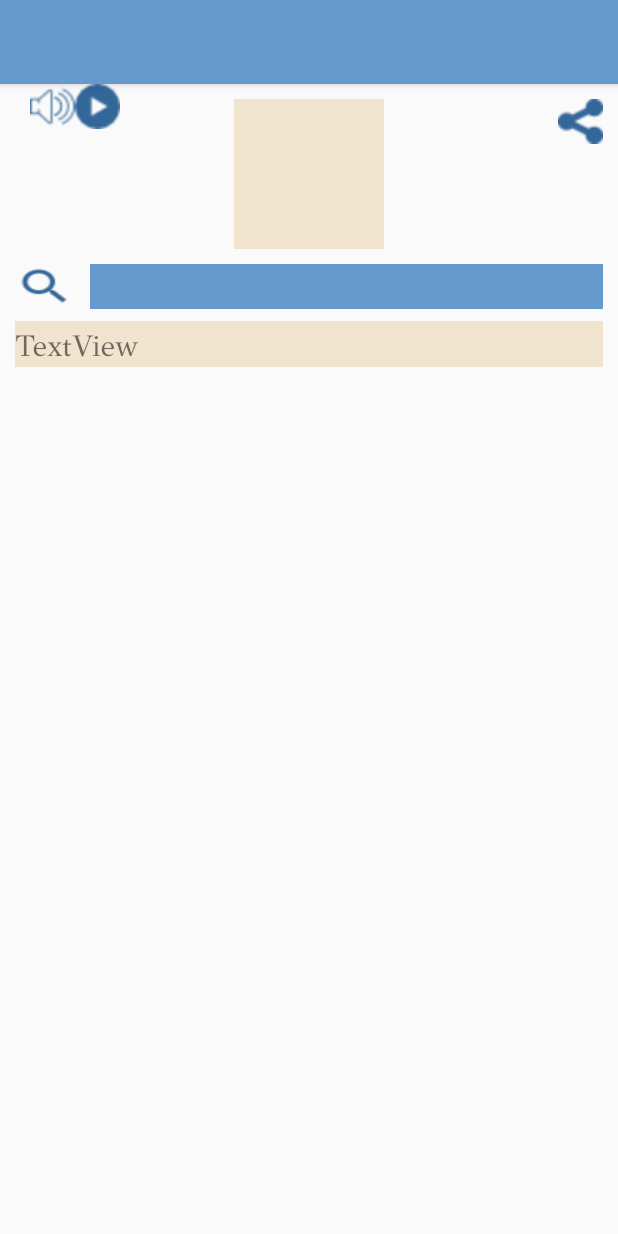
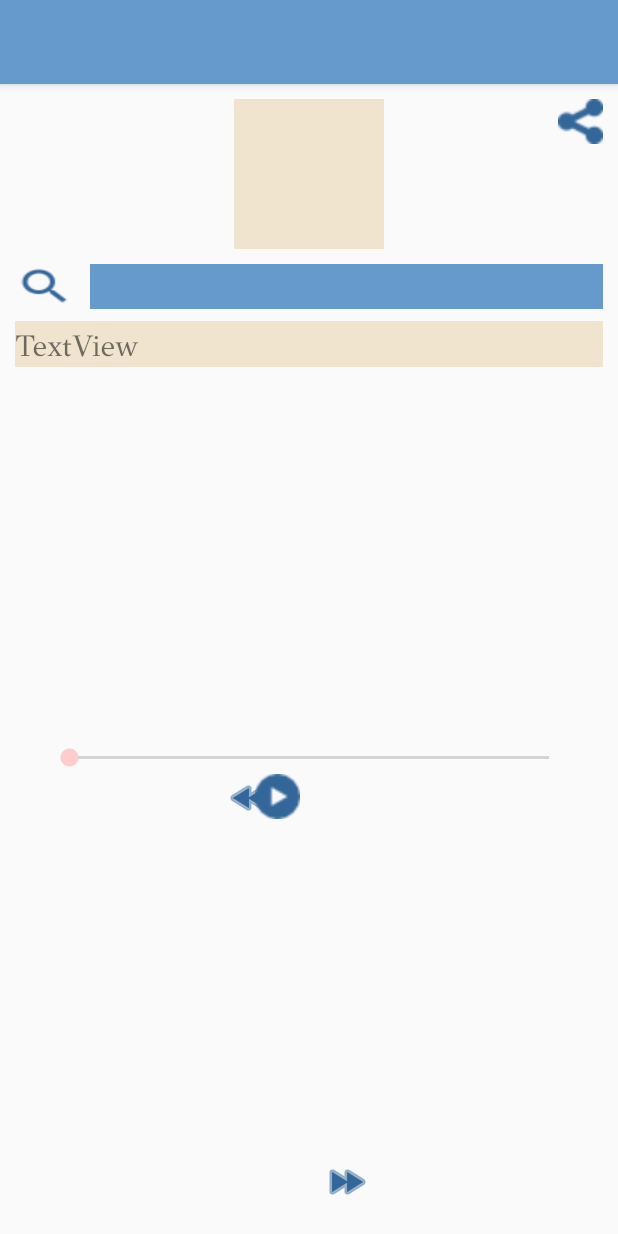
Before and after one commit to Finansal-BT-Projesi/Stenbo, an Android app: the StoryActivity screen opened directly, with no data from a screen before it, on a phone screen of 412 x 824 dp. Run offline under Robolectric (Android 15) with nearby library versions, the light colour scheme and no system bars; our stand-ins replace Firebase (no records; nobody signed in at launch, a user with empty details on screens opened directly); pictures from the network do not load; 2 statements that could not run were skipped.

Commit message:
Media Player Özelliği Eklendi

```diff
--- a/app/src/main/java/com/finansal/bt/project/StoryActivity.java
+++ b/app/src/main/java/com/finansal/bt/project/StoryActivity.java
@@ -4,8 +4,11 @@ import android.app.ActionBar;
 import android.app.Dialog;
 import android.content.Context;
 import android.graphics.Typeface;
+import android.media.AudioManager;
+import android.media.MediaPlayer;
 import android.net.Uri;
 import android.os.AsyncTask;
+import android.os.Handler;
 import android.provider.ContactsContract;
 import android.support.v7.app.AppCompatActivity;
 import android.os.Bundle;
@@ -16,7 +19,9 @@ import android.util.Log;
 import android.view.View;
 import android.widget.Button;
 import android.widget.EditText;
+import android.widget.ImageButton;
 import android.widget.ImageView;
+import android.widget.SeekBar;
 import android.widget.TextView;
 import android.widget.Toast;
 import android.widget.Toolbar;
@@ -41,6 +46,7 @@ import java.io.InputStreamReader;
 import java.net.HttpURLConnection;
 import java.net.MalformedURLException;
 import java.net.URL;
+import java.util.concurrent.TimeUnit;
 
 
 public class StoryActivity extends AppCompatActivity {
@@ -56,6 +62,17 @@ public class StoryActivity extends AppCompatActivity {
     String resultString,sozcuk;
     Typeface tf1,tf2;
     ImageView img;
+    private MediaPlayer mediaPlayer;
+    private double startTime = 0;
+    private double finalTime = 0;
+    private Handler myHandler = new Handler();;
+    private int forwardTime = 5000;
+    private int backwardTime = 5000;
+    private SeekBar seekbar;
+    private Button play;
+    String myUri;
+    int start=0,lenght=0;
+    public static int oneTimeOnly = 0;
 
 
     @Override
@@ -66,6 +83,7 @@ public class StoryActivity extends AppCompatActivity {
         Bundle extras=getIntent().getExtras();
         String toolbarBaslik=extras.getString("baslik");
         img=(ImageView)findViewById(R.id.imageView2);
+        seekbar = (SeekBar)findViewById(R.id.seekBar1);
 
         icerik=(TextView)findViewById(R.id.icerik);
         tf1=Typeface.createFromAsset(getAssets(), "fonts/gfs.ttf");
@@ -106,6 +124,88 @@ public class StoryActivity extends AppCompatActivity {
                Glide.with(StoryActivity.this).load(uri.toString()).into(img);
             }
         });
+        StorageReference storageRef1=storage.getReferenceFromUrl("gs://stenbo-78fc7.appspot.com/"+toolbarBaslik+".mp3");
+        storageRef1.getDownloadUrl().addOnSuccessListener(new OnSuccessListener<Uri>() {
+            @Override
+            public void onSuccess(Uri uri) {
+                myUri=uri.toString();
+            }
+        });
+        seekbar.setClickable(false);
+
+    }
+    public void onClickplay(View view){
+        if(start==0){
+            try {
+                mediaPlayer=new MediaPlayer();
+                mediaPlayer.setAudioStreamType(AudioManager.STREAM_MUSIC);
+                mediaPlayer.setDataSource(myUri);
+                mediaPlayer.prepare();
+                mediaPlayer.start();
+                start=1;
+            } catch (Exception e) {
+                Toast.makeText(getApplicationContext(), e.getMessage(), Toast.LENGTH_SHORT).show();
+            }
+        }
+        else if(start==1){
+            mediaPlayer.pause();
+            lenght=mediaPlayer.getCurrentPosition();
+            start=2;
+        }
+        else if(start==2){
+            lenght=mediaPlayer.getCurrentPosition();
+            mediaPlayer.seekTo(lenght);
+            mediaPlayer.start();
+            start=1;
+        }
+        finalTime = mediaPlayer.getDuration();
+        if(lenght==finalTime){
+            start=1;
+            mediaPlayer.start();
+        }
+        startTime = mediaPlayer.getCurrentPosition();
+        if(oneTimeOnly == 0){
+            seekbar.setMax((int) finalTime);
+            oneTimeOnly = 1;
+        }
+        seekbar.setProgress((int)startTime);
+        myHandler.postDelayed(UpdateSongTime,100);
+    }
+    private Runnable UpdateSongTime = new Runnable() {
+        public void run() {
+            startTime = mediaPlayer.getCurrentPosition();
+            //Muziğin hangi sürede oldugunu gostermek icin, seekbar kullarak gosteriyoruz...
+            seekbar.setProgress((int)startTime);
+            myHandler.postDelayed(this, 100);
+        }
+    };
+    public void onClickforward(View view){
+        int temp = (int)startTime;
+        if((temp+forwardTime)<=finalTime){
+            startTime = startTime + forwardTime;
+            mediaPlayer.seekTo((int) startTime);
+        }
+        else{
+
+            //Muzigin çalıs suresi son 5 saniye geldiginde ,ileri tusuna basarsanız kosulu icin uyarı yazdıyoruz
+
+            Toast.makeText(getApplicationContext(), "Son 5 saniyedeyken muziği ilerletemezsiz",
+                    Toast.LENGTH_SHORT).show();
+        }
+
+    }
+    //Geri butonuna bastgınızda,muzigin çalış süresini 5 saniye azaltarak muzigi  geriye alır
+    public void onClickrewind(View view){
+        int temp = (int)startTime;
+        if((temp-backwardTime)>0){
+            startTime = startTime - backwardTime;
+            mediaPlayer.seekTo((int) startTime);
+        }
+        else{
+            //Muzigin çalıs suresi ilk 5 saniye gelmeden ,geri tusuna basarsanız kosulu icin uyarı yazdıyoruz
+            Toast.makeText(getApplicationContext(),"İlk 5 saniyedeyken muziği geri alamazsınız",
+                    Toast.LENGTH_SHORT).show();
+        }
 
     }
 
--- a/app/src/main/res/layout/activity_story.xml
+++ b/app/src/main/res/layout/activity_story.xml
@@ -58,51 +58,75 @@
         android:layout_alignParentTop="true"
         android:layout_alignParentRight="true"
         android:layout_alignParentEnd="true" />
-    <Button
-        android:id="@+id/button3"
-        android:backgroundTint="@color/colorPrimaryDark"
-        android:layout_width="30dp"
-        android:layout_height="30dp"
-        android:background="@drawable/play"
-        android:layout_toRightOf="@+id/button5"/>
-
-
- <Button
-     android:id="@+id/button5"
-     android:backgroundTint="@color/colorPrimaryDark"
-     android:layout_width="30dp"
-     android:layout_height="30dp"
-     android:background="@drawable/speaker"
-     android:layout_marginLeft="20dp"
-     android:layout_marginStart="20dp" />
 
  <ScrollView
      android:id="@+id/layoutMenu"
      android:layout_width="match_parent"
-     android:layout_height="wrap_content"
-     android:layout_marginTop="8dp"
-     android:layout_below="@+id/button2"
+     android:layout_height="250dp"
+     android:layout_alignEnd="@+id/editText"
      android:layout_alignParentLeft="true"
      android:layout_alignParentStart="true"
-     android:layout_alignParentBottom="true"
+     android:layout_alignRight="@+id/editText"
+     android:layout_below="@+id/button2"
      android:layout_marginLeft="10dp"
-     android:layout_marginRight="10dp">
-
+     android:layout_marginTop="8dp">
 
 
   <TextView
       android:id="@+id/icerik"
       android:layout_width="match_parent"
       android:layout_height="300dp"
+      android:background="#F0E4CE"
       android:text="TextView"
-      android:background="#F0E4CE"
       android:textSize="20dp"
 
       />
 
 
+ </ScrollView>
 
- </ScrollView>
+ <ImageButton
+     android:id="@+id/forward"
+     android:layout_width="wrap_content"
+     android:layout_height="wrap_content"
+     android:layout_alignParentBottom="true"
+     android:layout_alignParentLeft="true"
+     android:layout_marginBottom="20dp"
+     android:layout_marginLeft="215dp"
+     android:onClick="onClickforward"
+     android:backgroundTint="@color/colorPrimaryDark"
+     android:background="@android:drawable/ic_media_ff" />
+
+ <ImageButton
+     android:id="@+id/rewind"
+     android:layout_width="wrap_content"
+     android:layout_height="wrap_content"
+     android:layout_alignParentRight="true"
+     android:layout_marginTop="460dp"
+     android:layout_marginRight="230dp"
+     android:onClick="onClickrewind"
+     android:background="@android:drawable/ic_media_rew"
+     android:backgroundTint="@color/colorPrimaryDark"/>
+
+ <Button
+     android:id="@+id/button3"
+     android:layout_width="30dp"
+     android:layout_height="30dp"
+     android:layout_marginTop="460dp"
+     android:layout_marginLeft="170dp"
+     android:background="@drawable/play"
+     android:onClick="onClickplay"
+     android:backgroundTint="@color/colorPrimaryDark" />
+
+
+ <SeekBar
+     android:id="@+id/seekBar1"
+     android:layout_width="match_parent"
+     android:layout_height="wrap_content"
+     android:layout_marginTop="440dp"
+     android:layout_marginLeft="30dp"
+     android:layout_marginRight="30dp"/>
+
 
 
 
--- a/app/src/main/res/values/strings.xml
+++ b/app/src/main/res/values/strings.xml
@@ -1,3 +1,4 @@
 <resources>
     <string name="app_name">Stenbo</string>
+    <string name="inital_Time">0,0</string>
 </resources>
```
